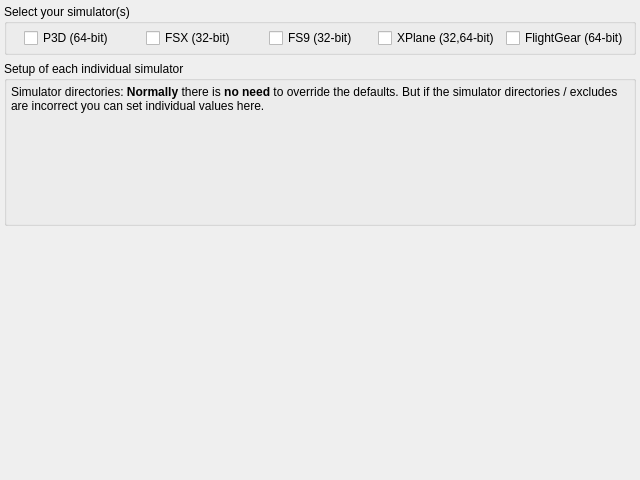
The window that src/gui/components/configsimulatorcomponent.ui (swift-project/pilotclient) describes before a commit, drawn with Qt 5.
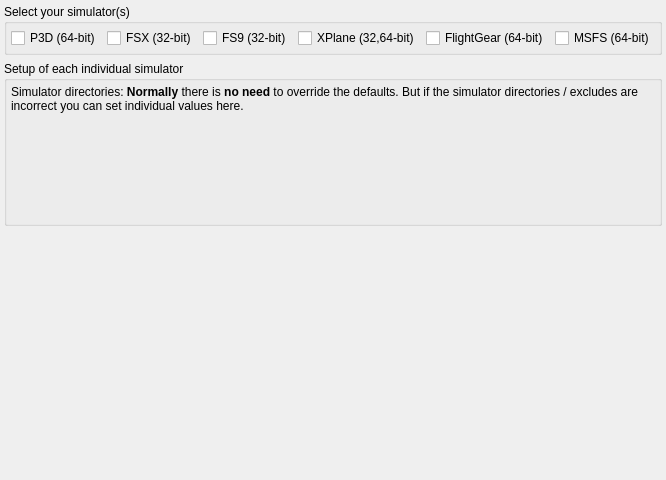
The same window after the commit. Custom widgets are drawn as their Qt base class.

```diff
--- a/src/gui/components/configsimulatorcomponent.ui
+++ b/src/gui/components/configsimulatorcomponent.ui
@@ -85,6 +85,13 @@
         </property>
        </widget>
       </item>
+      <item row="1" column="5" alignment="Qt::AlignHCenter">
+        <widget class="QCheckBox" name="cb_MSFS">
+            <property name="text">
+              <string>MSFS (64-bit)</string>
+          </property>
+        </widget>
+      </item>
      </layout>
     </widget>
    </item>
```
